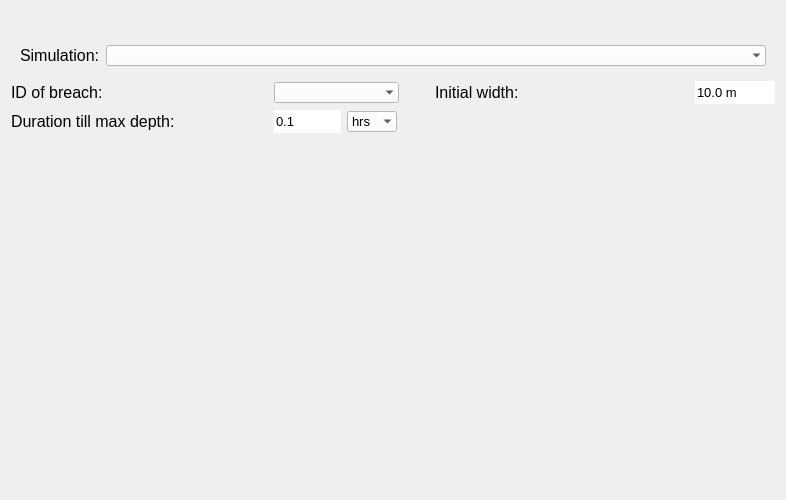
nens/threedi-api-qgis-client, file threedi_api_qgis_client/ui/page_breaches.ui: the form before one commit.
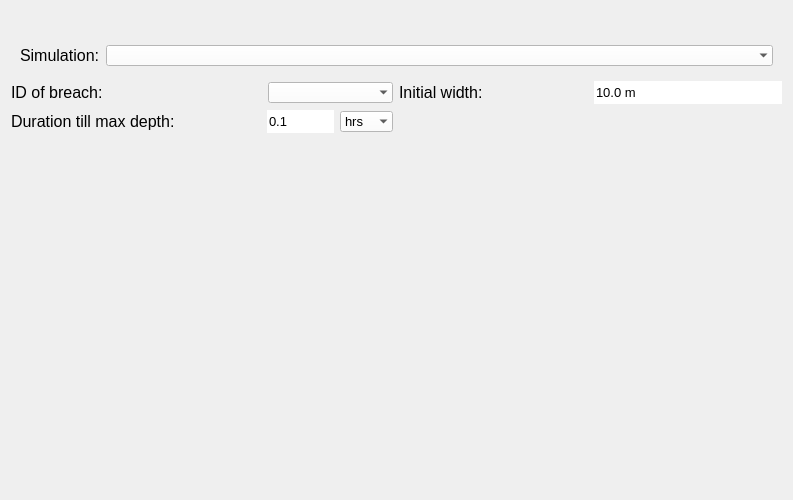
The form after the commit.

```diff
--- a/threedi_api_qgis_client/ui/page_breaches.ui
+++ b/threedi_api_qgis_client/ui/page_breaches.ui
@@ -6,7 +6,7 @@
    <rect>
     <x>0</x>
     <y>0</y>
-    <width>786</width>
+    <width>793</width>
     <height>500</height>
    </rect>
   </property>
@@ -62,36 +62,10 @@
   <property name="windowTitle">
    <string>Form</string>
   </property>
+  <property name="inputMethodHints">
+   <set>Qt::ImhDigitsOnly</set>
+  </property>
   <layout class="QGridLayout" name="gridLayout">
-   <item row="2" column="4">
-    <spacer name="verticalSpacer_2">
-     <property name="orientation">
-      <enum>Qt::Vertical</enum>
-     </property>
-     <property name="sizeType">
-      <enum>QSizePolicy::Fixed</enum>
-     </property>
-     <property name="sizeHint" stdset="0">
-      <size>
-       <width>20</width>
-       <height>25</height>
-      </size>
-     </property>
-    </spacer>
-   </item>
-   <item row="4" column="5">
-    <widget class="QLabel" name="label_4">
-     <property name="font">
-      <font>
-       <family>Segoe UI</family>
-       <pointsize>12</pointsize>
-      </font>
-     </property>
-     <property name="text">
-      <string>Initial width:</string>
-     </property>
-    </widget>
-   </item>
    <item row="3" column="0" colspan="10">
     <widget class="QWidget" name="simulation_widget" native="true">
      <property name="sizePolicy">
@@ -144,6 +118,22 @@
      </layout>
     </widget>
    </item>
+   <item row="2" column="4">
+    <spacer name="verticalSpacer_2">
+     <property name="orientation">
+      <enum>Qt::Vertical</enum>
+     </property>
+     <property name="sizeType">
+      <enum>QSizePolicy::Fixed</enum>
+     </property>
+     <property name="sizeHint" stdset="0">
+      <size>
+       <width>20</width>
+       <height>25</height>
+      </size>
+     </property>
+    </spacer>
+   </item>
    <item row="1" column="0" colspan="10">
     <layout class="QVBoxLayout" name="svg_lout">
      <property name="bottomMargin">
@@ -151,7 +141,44 @@
      </property>
     </layout>
    </item>
-   <item row="4" column="2" colspan="3">
+   <item row="8" column="4">
+    <spacer name="verticalSpacer">
+     <property name="orientation">
+      <enum>Qt::Vertical</enum>
+     </property>
+     <property name="sizeHint" stdset="0">
+      <size>
+       <width>20</width>
+       <height>40</height>
+      </size>
+     </property>
+    </spacer>
+   </item>
+   <item row="5" column="0" colspan="5">
+    <layout class="QHBoxLayout" name="horizontalLayout">
+     <property name="bottomMargin">
+      <number>0</number>
+     </property>
+     <item>
+      <widget class="QLabel" name="label">
+       <property name="sizePolicy">
+        <sizepolicy hsizetype="MinimumExpanding" vsizetype="Preferred">
+         <horstretch>0</horstretch>
+         <verstretch>0</verstretch>
+        </sizepolicy>
+       </property>
+       <property name="font">
+        <font>
+         <family>Segoe UI</family>
+         <pointsize>12</pointsize>
+        </font>
+       </property>
+       <property name="text">
+        <string>ID of breach:</string>
+       </property>
+      </widget>
+     </item>
+     <item>
     <widget class="QComboBox" name="dd_breach_id">
      <property name="enabled">
       <bool>true</bool>
@@ -185,25 +212,23 @@
      <property name="styleSheet">
       <string notr="true">QComboBox {background-color:white; selection-background-color: lightgray;}</string>
      </property>
+       <property name="editable">
+        <bool>false</bool>
+       </property>
      <property name="frame">
       <bool>false</bool>
      </property>
     </widget>
    </item>
-   <item row="5" column="0">
-    <widget class="QLabel" name="label_2">
-     <property name="sizePolicy">
-      <sizepolicy hsizetype="Preferred" vsizetype="Preferred">
-       <horstretch>0</horstretch>
-       <verstretch>0</verstretch>
-      </sizepolicy>
+    </layout>
+   </item>
+   <item row="5" column="5" colspan="5">
+    <layout class="QHBoxLayout" name="horizontalLayout_2">
+     <property name="spacing">
+      <number>6</number>
      </property>
-     <property name="minimumSize">
-      <size>
-       <width>225</width>
-       <height>0</height>
-      </size>
-     </property>
+     <item>
+      <widget class="QLabel" name="label_4">
      <property name="font">
       <font>
        <family>Segoe UI</family>
@@ -211,11 +236,11 @@
       </font>
      </property>
      <property name="text">
-      <string>Duration till max depth:</string>
+        <string>Initial width:</string>
      </property>
     </widget>
    </item>
-   <item row="4" column="9">
+     <item>
     <widget class="QDoubleSpinBox" name="sb_width">
      <property name="font">
       <font>
@@ -245,7 +270,85 @@
      </property>
     </widget>
    </item>
-   <item row="5" column="3">
+    </layout>
+   </item>
+   <item row="6" column="0" colspan="5">
+    <layout class="QHBoxLayout" name="horizontalLayout_3">
+     <property name="bottomMargin">
+      <number>0</number>
+     </property>
+     <item>
+      <widget class="QLabel" name="label_2">
+       <property name="sizePolicy">
+        <sizepolicy hsizetype="MinimumExpanding" vsizetype="Preferred">
+         <horstretch>0</horstretch>
+         <verstretch>0</verstretch>
+        </sizepolicy>
+       </property>
+       <property name="minimumSize">
+        <size>
+         <width>225</width>
+         <height>0</height>
+        </size>
+       </property>
+       <property name="maximumSize">
+        <size>
+         <width>250</width>
+         <height>16777215</height>
+        </size>
+       </property>
+       <property name="font">
+        <font>
+         <family>Segoe UI</family>
+         <pointsize>12</pointsize>
+        </font>
+       </property>
+       <property name="text">
+        <string>Duration till max depth:</string>
+       </property>
+      </widget>
+     </item>
+     <item>
+      <widget class="QDoubleSpinBox" name="sb_duration">
+       <property name="minimumSize">
+        <size>
+         <width>67</width>
+         <height>0</height>
+        </size>
+       </property>
+       <property name="maximumSize">
+        <size>
+         <width>50</width>
+         <height>16777215</height>
+        </size>
+       </property>
+       <property name="font">
+        <font>
+         <family>Segoe UI</family>
+         <pointsize>10</pointsize>
+        </font>
+       </property>
+       <property name="styleSheet">
+        <string notr="true">QDoubleSpinBox {background-color: white;}</string>
+       </property>
+       <property name="frame">
+        <bool>false</bool>
+       </property>
+       <property name="buttonSymbols">
+        <enum>QAbstractSpinBox::NoButtons</enum>
+       </property>
+       <property name="decimals">
+        <number>1</number>
+       </property>
+       <property name="maximum">
+        <double>9999999999999999455752309870428160.000000000000000</double>
+       </property>
+       <property name="value">
+        <double>0.100000000000000</double>
+       </property>
+      </widget>
+     </item>
+     <item>
     <widget class="QComboBox" name="dd_units">
      <property name="sizePolicy">
       <sizepolicy hsizetype="Minimum" vsizetype="Fixed">
@@ -293,87 +396,7 @@
      </item>
     </widget>
    </item>
-   <item row="4" column="0" colspan="2">
-    <widget class="QLabel" name="label">
-     <property name="font">
-      <font>
-       <family>Segoe UI</family>
-       <pointsize>12</pointsize>
-      </font>
-     </property>
-     <property name="text">
-      <string>ID of breach:</string>
-     </property>
-    </widget>
-   </item>
-   <item row="4" column="6">
-    <spacer name="horizontalSpacer_2">
-     <property name="orientation">
-      <enum>Qt::Horizontal</enum>
-     </property>
-     <property name="sizeType">
-      <enum>QSizePolicy::Fixed</enum>
-     </property>
-     <property name="sizeHint" stdset="0">
-      <size>
-       <width>100</width>
-       <height>20</height>
-      </size>
-     </property>
-    </spacer>
-   </item>
-   <item row="6" column="4">
-    <spacer name="verticalSpacer">
-     <property name="orientation">
-      <enum>Qt::Vertical</enum>
-     </property>
-     <property name="sizeHint" stdset="0">
-      <size>
-       <width>20</width>
-       <height>40</height>
-      </size>
-     </property>
-    </spacer>
-   </item>
-   <item row="5" column="2">
-    <widget class="QDoubleSpinBox" name="sb_duration">
-     <property name="minimumSize">
-      <size>
-       <width>67</width>
-       <height>0</height>
-      </size>
-     </property>
-     <property name="maximumSize">
-      <size>
-       <width>50</width>
-       <height>16777215</height>
-      </size>
-     </property>
-     <property name="font">
-      <font>
-       <family>Segoe UI</family>
-       <pointsize>10</pointsize>
-      </font>
-     </property>
-     <property name="styleSheet">
-      <string notr="true">QDoubleSpinBox {background-color: white;}</string>
-     </property>
-     <property name="frame">
-      <bool>false</bool>
-     </property>
-     <property name="buttonSymbols">
-      <enum>QAbstractSpinBox::NoButtons</enum>
-     </property>
-     <property name="decimals">
-      <number>1</number>
-     </property>
-     <property name="maximum">
-      <double>9999999999999999455752309870428160.000000000000000</double>
-     </property>
-     <property name="value">
-      <double>0.100000000000000</double>
-     </property>
-    </widget>
+    </layout>
    </item>
   </layout>
  </widget>
```
Lines whose indentation alone changed are shown as unchanged.
